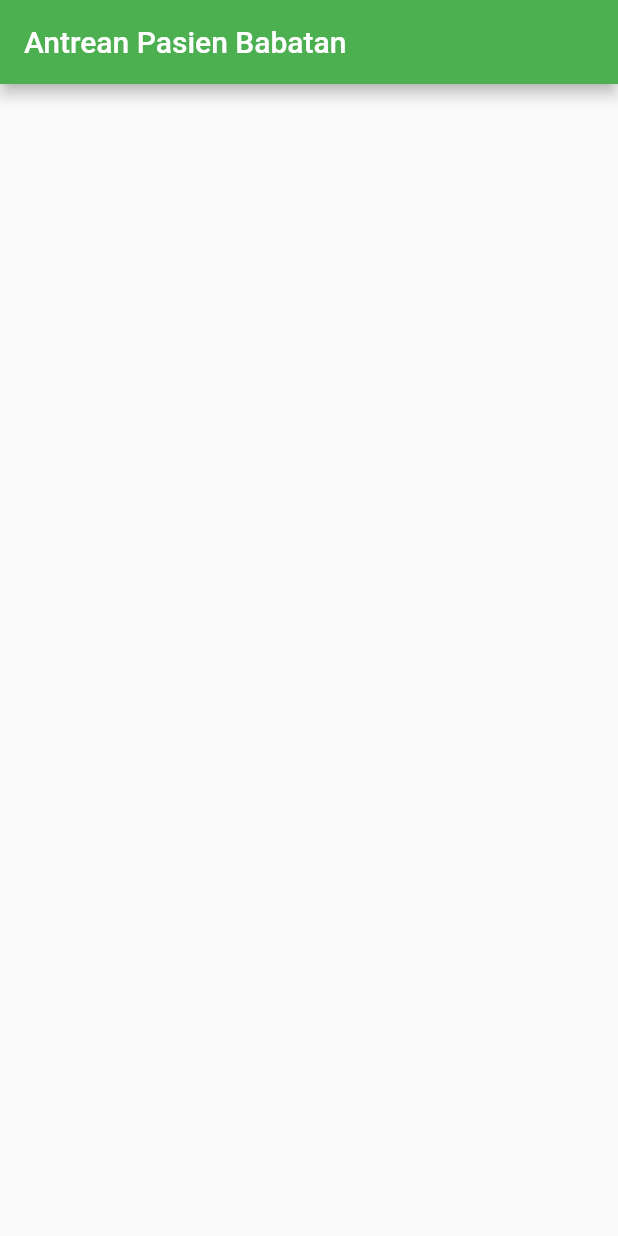
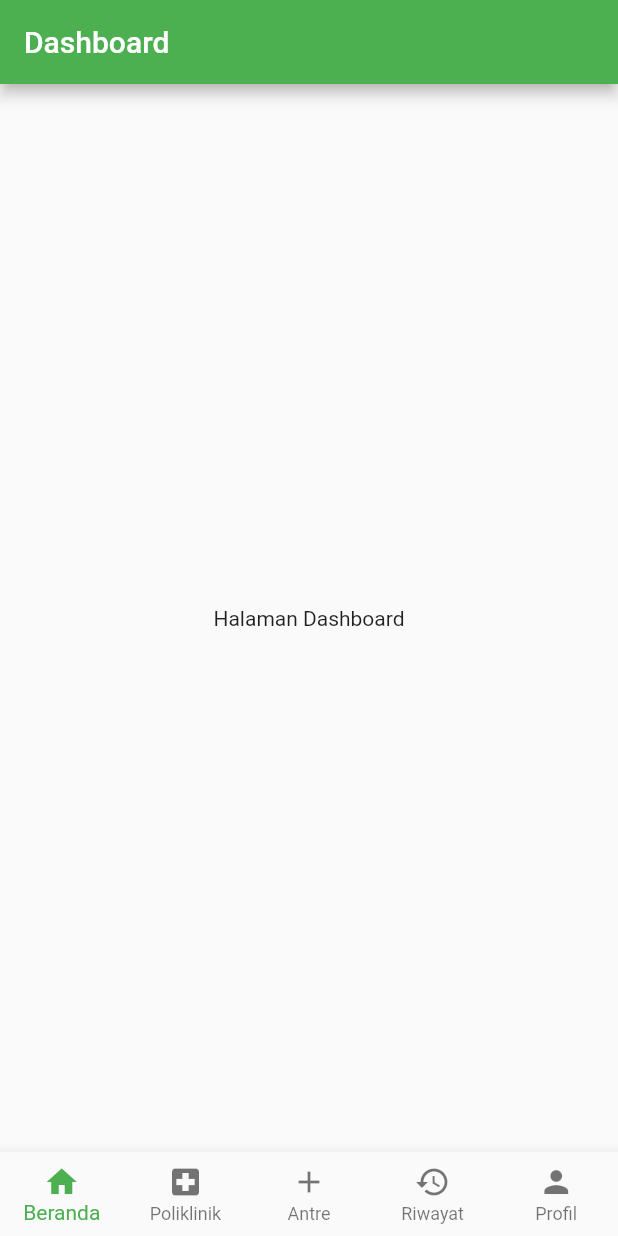
Before and after one commit to KoTA107-18/Mobile-Antrean-Babatan, a Flutter app: the screen it shows after launch, on a phone screen of 412 x 824 dp. Run offline on Flutter 3.47's test engine with Material 2 defaults, Android fonts, the light colour scheme and no system bars.

Commit message:
Update Screen + BottomNavBar

```diff
--- a/lib/main.dart
+++ b/lib/main.dart
@@ -1,4 +1,10 @@
 import 'package:flutter/material.dart';
+
+import 'screen/antreScreen.dart';
+import 'screen/dashboardScreen.dart';
+import 'screen/poliklinikScreen.dart';
+import 'screen/profilScreen.dart';
+import 'screen/riwayatScreen.dart';
 
 void main() {
   runApp(MyApp());
@@ -12,23 +18,45 @@ class MyApp extends StatelessWidget {
       theme: ThemeData(
         primarySwatch: Colors.green,
       ),
-      home: Dashboard(),
+      home: App(),
     );
   }
 }
 
-class Dashboard extends StatefulWidget {
+class App extends StatefulWidget {
   @override
-  _DashboardState createState() => _DashboardState();
+  _AppState createState() => _AppState();
 }
 
-class _DashboardState extends State<Dashboard> {
+class _AppState extends State<App> {
+  int selectedIndex = 0;
+  final screenList = [Dashboard(), Poliklinik(), Antre(), Riwayat(), Profil()];
+
+  void onTappedItem(int index) {
+    setState(() {
+      selectedIndex = index;
+    });
+  }
+
   @override
   Widget build(BuildContext context) {
     return Scaffold(
-      appBar: AppBar(
-        title: Text("Antrean Pasien Babatan"),
-      ),
-    );
+        body: screenList.elementAt(selectedIndex),
+        bottomNavigationBar: BottomNavigationBar(
+          type: BottomNavigationBarType.fixed,
+          currentIndex: selectedIndex,
+          items: [
+            BottomNavigationBarItem(icon: Icon(Icons.home), label: 'Beranda'),
+            BottomNavigationBarItem(
+                icon: Icon(Icons.local_hospital), label: 'Poliklinik'),
+            BottomNavigationBarItem(icon: Icon(Icons.add), label: 'Antre'),
+            BottomNavigationBarItem(
+                icon: Icon(Icons.history), label: 'Riwayat'),
+            BottomNavigationBarItem(icon: Icon(Icons.person), label: 'Profil'),
+          ],
+          selectedLabelStyle: TextStyle(fontSize: 14.0),
+          selectedItemColor: Colors.green,
+          onTap: onTappedItem,
+        ));
   }
 }
--- /dev/null
+++ b/lib/screen/antreScreen.dart
@@ -0,0 +1,20 @@
+import 'package:flutter/material.dart';
+
+class Antre extends StatefulWidget {
+  @override
+  _AntreState createState() => _AntreState();
+}
+
+class _AntreState extends State<Antre> {
+  @override
+  Widget build(BuildContext context) {
+    return Scaffold(
+      appBar: AppBar(
+        title: Text("Daftar Antrean"),
+      ),
+      body: Center(
+        child: Text("Halaman Tambah Antrean"),
+      ),
+    );
+  }
+}
--- /dev/null
+++ b/lib/screen/dashboardScreen.dart
@@ -0,0 +1,20 @@
+import 'package:flutter/material.dart';
+
+class Dashboard extends StatefulWidget {
+  @override
+  _DashboardState createState() => _DashboardState();
+}
+
+class _DashboardState extends State<Dashboard> {
+  @override
+  Widget build(BuildContext context) {
+    return Scaffold(
+      appBar: AppBar(
+        title: Text("Dashboard"),
+      ),
+      body: Center(
+        child: Text("Halaman Dashboard"),
+      ),
+    );
+  }
+}
--- /dev/null
+++ b/lib/screen/poliklinikScreen.dart
@@ -0,0 +1,20 @@
+import 'package:flutter/material.dart';
+
+class Poliklinik extends StatefulWidget {
+  @override
+  _PoliklinikState createState() => _PoliklinikState();
+}
+
+class _PoliklinikState extends State<Poliklinik> {
+  @override
+  Widget build(BuildContext context) {
+    return Scaffold(
+      appBar: AppBar(
+        title: Text("Poliklinik"),
+      ),
+      body: Center(
+        child: Text("Halaman Daftar Poliklinik"),
+      ),
+    );
+  }
+}
--- /dev/null
+++ b/lib/screen/profilScreen.dart
@@ -0,0 +1,20 @@
+import 'package:flutter/material.dart';
+
+class Profil extends StatefulWidget {
+  @override
+  _ProfilState createState() => _ProfilState();
+}
+
+class _ProfilState extends State<Profil> {
+  @override
+  Widget build(BuildContext context) {
+    return Scaffold(
+      appBar: AppBar(
+        title: Text("Profil"),
+      ),
+      body: Center(
+        child: Text("Halaman Profil"),
+      ),
+    );
+  }
+}
--- /dev/null
+++ b/lib/screen/riwayatScreen.dart
@@ -0,0 +1,20 @@
+import 'package:flutter/material.dart';
+
+class Riwayat extends StatefulWidget {
+  @override
+  _RiwayatState createState() => _RiwayatState();
+}
+
+class _RiwayatState extends State<Riwayat> {
+  @override
+  Widget build(BuildContext context) {
+    return Scaffold(
+      appBar: AppBar(
+        title: Text("Riwayat Antrean"),
+      ),
+      body: Center(
+        child: Text("Halaman Riwayat Antrean"),
+      ),
+    );
+  }
+}
```
